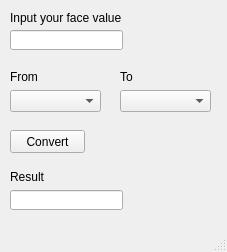
Old version of the form mainwindow.ui in the repository Odeyaloleg/CurrencyConverter.
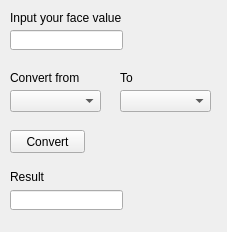
New version of the form.

Commit message: Data with currencies now individual class

```diff
--- a/mainwindow.ui
+++ b/mainwindow.ui
@@ -7,7 +7,7 @@
     <x>0</x>
     <y>0</y>
     <width>227</width>
-    <height>252</height>
+    <height>232</height>
    </rect>
   </property>
   <property name="windowTitle">
@@ -32,12 +32,12 @@
      <rect>
       <x>10</x>
       <y>70</y>
-      <width>47</width>
-      <height>13</height>
+      <width>71</width>
+      <height>16</height>
      </rect>
     </property>
     <property name="text">
-     <string>From</string>
+     <string>Convert from</string>
     </property>
    </widget>
    <widget class="QComboBox" name="comboBox">
@@ -59,7 +59,7 @@
       <x>120</x>
       <y>70</y>
       <width>47</width>
-      <height>13</height>
+      <height>16</height>
      </rect>
     </property>
     <property name="text">
@@ -126,7 +126,6 @@
     </property>
    </widget>
   </widget>
-  <widget class="QStatusBar" name="statusBar"/>
  </widget>
  <layoutdefault spacing="6" margin="11"/>
  <resources/>
```
Left out of the diff: 2 changed lines with no effect on the pictures. The commit also changes 6 other files.
